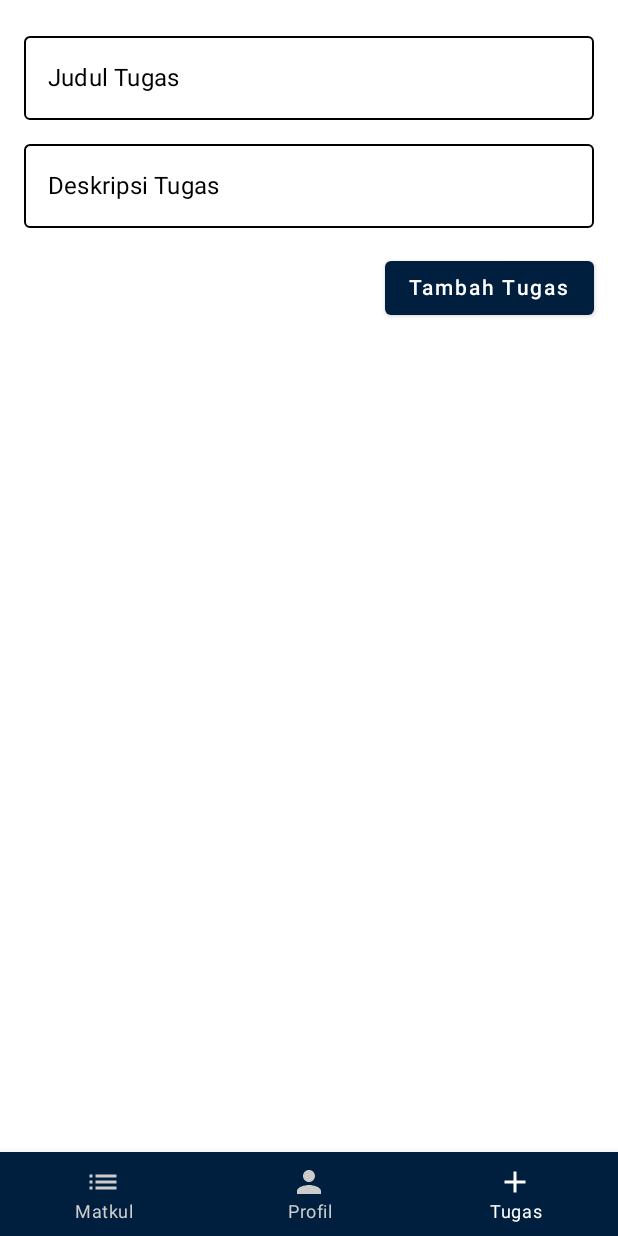
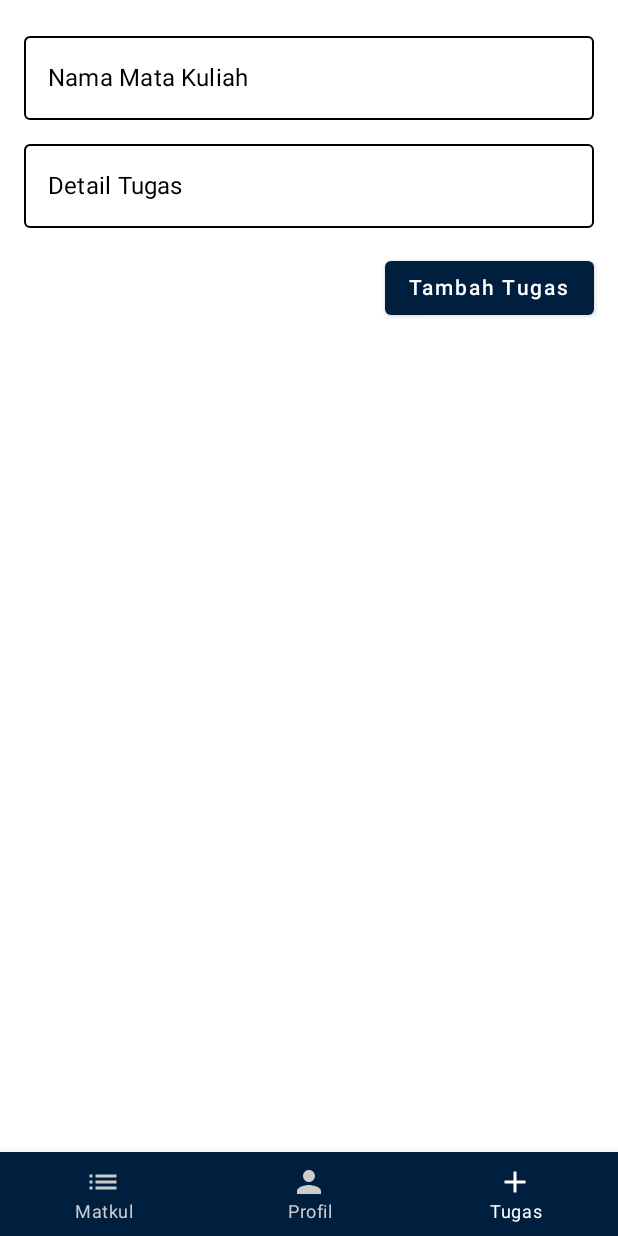
Before and after one commit to ethaliadewi6/PraktikumPAPB, an Android app built with Jetpack Compose: the ListActivity screen opened directly, with no data from a screen before it, item 3 of the bottom bar chosen, on a phone screen of 412 x 824 dp. Run offline under Robolectric (Android 15) with nearby library versions, the phone set to English and light mode, and no system bars; our stand-ins replace Firebase (no records; nobody signed in at launch, a user with empty details on screens opened directly), Room's generated code, livedata-compose; pictures from the network do not load.

Commit message:
Merge branch 'main' of https://github.com/ethaliadewi6/PraktikumPAPB
# Conflicts:
#	app/src/main/java/com/tifd/tugasm3/GitHubApiService.kt
#	app/src/main/java/com/tifd/tugasm3/ListActivity.kt
#	gradle/libs.versions.toml

```diff
--- /dev/null
+++ b/app/src/main/java/com/tifd/tugasm3/local/TugasDAO.kt
@@ -0,0 +1,21 @@
+package com.tifd.tugasm3.local
+
+import androidx.lifecycle.LiveData
+import androidx.room.Dao
+import androidx.room.Insert
+import androidx.room.Query
+import androidx.room.OnConflictStrategy
+
+@Dao
+interface TugasDAO {
+
+    @Query("SELECT * FROM tugas")
+    fun getAllTugas(): LiveData<List<Tugas>>
+
+    @Insert(onConflict = OnConflictStrategy.IGNORE)
+    fun insertTugas(tugas: Tugas)
+
+    @Query("UPDATE tugas SET selesai = :selesai WHERE id = :id")
+    fun updateStatus(id: Int, selesai: Boolean)
+
+}
--- /dev/null
+++ b/app/src/main/java/com/tifd/tugasm3/local/TugasDB.kt
@@ -0,0 +1,29 @@
+package com.tifd.tugasm3.local
+
+import android.content.Context
+import androidx.room.Database
+import androidx.room.Room
+import androidx.room.RoomDatabase
+
+@Database(entities = [Tugas::class], version = 1, exportSchema = false)
+abstract class TugasDB : RoomDatabase() {
+    abstract fun tugasDao(): TugasDAO
+
+    companion object {
+        @Volatile
+        private var INSTANCE: TugasDB? = null
+
+        @JvmStatic
+        fun getDatabase(context: Context): TugasDB {
+            if (INSTANCE == null) {
+                synchronized(TugasDB::class.java) {
+                    INSTANCE = Room.databaseBuilder(
+                        context.applicationContext,
+                        TugasDB::class.java, "tugas_database"
+                    ).build()
+                }
+            }
+            return INSTANCE as TugasDB
+        }
+    }
+}
--- /dev/null
+++ b/app/src/main/java/com/tifd/tugasm3/local/TugasRepository.kt
@@ -0,0 +1,22 @@
+package com.tifd.tugasm3.local
+
+import android.app.Application
+import androidx.lifecycle.LiveData
+import java.util.concurrent.ExecutorService
+import java.util.concurrent.Executors
+
+class TugasRepository(application: Application) {
+    private val mTugasDAO : TugasDAO
+    private val executorService: ExecutorService = Executors.newSingleThreadExecutor()
+    init {
+        val db = TugasDB.getDatabase(application)
+        mTugasDAO = db.tugasDao()
+    }
+    fun getAllTugas(): LiveData<List<Tugas>> = mTugasDAO.getAllTugas()
+    fun insert(tugas: Tugas) {
+        executorService.execute { mTugasDAO.insertTugas(tugas) }
+    }
+    fun updateStatus(id: Int, selesai: Boolean) {
+        executorService.execute { mTugasDAO.updateStatus(id, selesai) }
+    }
+}
--- /dev/null
+++ b/app/src/main/java/com/tifd/tugasm3/local/TugasViewModel.kt
@@ -0,0 +1,25 @@
+package com.tifd.tugasm3.local
+
+import android.app.Application
+import androidx.lifecycle.AndroidViewModel
+import androidx.lifecycle.LiveData
+import androidx.lifecycle.viewModelScope
+import kotlinx.coroutines.launch
+
+class TugasViewModel(application: Application) : AndroidViewModel(application) {
+    private val tugasRepository: TugasRepository = TugasRepository(application)
+
+    val tugasList: LiveData<List<Tugas>> = tugasRepository.getAllTugas()
+
+    fun insert(tugas: Tugas) {
+        viewModelScope.launch {
+            tugasRepository.insert(tugas)
+        }
+    }
+
+    fun updateTugasStatus(id: Int, selesai: Boolean) {
+        viewModelScope.launch {
+            tugasRepository.updateStatus(id, selesai)
+        }
+    }
+}
--- a/app/src/main/java/com/tifd/tugasm3/navigation/NavigationItem.kt
+++ b/app/src/main/java/com/tifd/tugasm3/navigation/NavigationItem.kt
@@ -1,13 +1,13 @@
 package com.tifd.tugasm3.navigation
 
 import androidx.compose.material.icons.Icons
-import androidx.compose.material.icons.filled.List
+import androidx.compose.material.icons.automirrored.filled.List
 import androidx.compose.material.icons.filled.Person
 import androidx.compose.material.icons.filled.Add
 import androidx.compose.ui.graphics.vector.ImageVector
 
 sealed class NavigationItem(val route: String, val title: String, val icon: ImageVector) {
-    object JadwalKuliah : NavigationItem("jadwalKuliahScreen", "Matkul", Icons.Default.List)
+    object JadwalKuliah : NavigationItem("jadwalKuliahScreen", "Matkul", Icons.AutoMirrored.Filled.List)
     object Profile : NavigationItem("profileScreen", "Profil", Icons.Default.Person)
     object TambahJadwal : NavigationItem("tambahJadwalScreen", "Tugas", Icons.Default.Add)
 }
--- a/app/src/main/java/com/tifd/tugasm3/screen/TugasScreen.kt
+++ b/app/src/main/java/com/tifd/tugasm3/screen/TugasScreen.kt
@@ -5,19 +5,23 @@ import androidx.compose.foundation.lazy.LazyColumn
 import androidx.compose.foundation.lazy.items
 import androidx.compose.material.*
 import androidx.compose.runtime.*
+import androidx.compose.runtime.livedata.observeAsState
 import androidx.compose.ui.Alignment
 import androidx.compose.ui.Modifier
 import androidx.compose.ui.graphics.Color
 import androidx.compose.ui.text.input.TextFieldValue
 import androidx.compose.ui.unit.dp
+import androidx.lifecycle.viewmodel.compose.viewModel
+import com.tifd.tugasm3.local.Tugas
+import com.tifd.tugasm3.local.TugasViewModel
 
 class TugasScreen {
 
     @Composable
-    fun Display() {
+    fun Display(tugasViewModel: TugasViewModel = viewModel()) {
         var tugasTitle by remember { mutableStateOf(TextFieldValue("")) }
         var tugasDescription by remember { mutableStateOf(TextFieldValue("")) }
-        var daftarTugas by remember { mutableStateOf(listOf<Pair<String, String>>()) }
+        val daftarTugas: List<Tugas> by tugasViewModel.tugasList.observeAsState(initial = emptyList())
 
         Column(
             modifier = Modifier
@@ -26,44 +30,49 @@ class TugasScreen {
             horizontalAlignment = Alignment.CenterHorizontally,
             verticalArrangement = Arrangement.Top
         ) {
-            // Input fields for task title and description
+            // Input fields for course name and task details
             OutlinedTextField(
                 value = tugasTitle,
                 onValueChange = { tugasTitle = it },
-                label = { Text("Judul Tugas", color = Color.Black) },  // Label teks berwarna hitam
+                label = { Text("Nama Mata Kuliah", color = Color.Black) },
                 modifier = Modifier
                     .fillMaxWidth()
                     .padding(bottom = 8.dp),
                 colors = TextFieldDefaults.outlinedTextFieldColors(
-                    focusedBorderColor = Color.Black,  // Warna bingkai saat aktif
-                    unfocusedBorderColor = Color.Black, // Warna bingkai saat tidak aktif
-                    textColor = Color.Black,            // Warna teks saat mengetik
-                    cursorColor = Color.Black           // Warna kursor hitam
+                    focusedBorderColor = Color.Black,
+                    unfocusedBorderColor = Color.Black,
+                    textColor = Color.Black,
+                    cursorColor = Color.Black
                 )
             )
 
             OutlinedTextField(
                 value = tugasDescription,
                 onValueChange = { tugasDescription = it },
-                label = { Text("Deskripsi Tugas", color = Color.Black) },  // Label teks berwarna hitam
+                label = { Text("Detail Tugas", color = Color.Black) },
                 modifier = Modifier
                     .fillMaxWidth()
                     .padding(bottom = 8.dp),
                 colors = TextFieldDefaults.outlinedTextFieldColors(
-                    focusedBorderColor = Color.Black,  // Warna bingkai saat aktif
-                    unfocusedBorderColor = Color.Black, // Warna bingkai saat tidak aktif
-                    textColor = Color.Black,            // Warna teks saat mengetik
-                    cursorColor = Color.Black           // Warna kursor hitam
+                    focusedBorderColor = Color.Black,
+                    unfocusedBorderColor = Color.Black,
+                    textColor = Color.Black,
+                    cursorColor = Color.Black
                 )
             )
 
             // Button to add task
             Button(
                 onClick = {
-                    // Add task to the list if title and description are not empty
-                    if (tugasTitle.
-                        text.isNotBlank() && tugasDescription.text.isNotBlank()) {
-                        daftarTugas = daftarTugas + (tugasTitle.text to tugasDescription.text)
+                    if (tugasTitle.text.isNotBlank() && tugasDescription.text.isNotBlank()) {
+                        // Save task to database
+                        tugasViewModel.insert(
+                            Tugas(
+                                matkul = tugasTitle.text,
+                                detailTugas = tugasDescription.text,
+                                selesai = false
+                            )
+                        )
                         // Clear the text fields
                         tugasTitle = TextFieldValue("")
                         tugasDescription = TextFieldValue("")
@@ -73,13 +82,13 @@ class TugasScreen {
                     .align(Alignment.End)
                     .padding(vertical = 8.dp),
                 colors = ButtonDefaults.buttonColors(
-                    backgroundColor = Color(0xFF001F3F)  // Biru dongker sebagai background
+                    backgroundColor = Color(0xFF001F3F)
                 )
             ) {
-                Text("Tambah Tugas", color = Color.White)  // Warna teks putih agar kontras
+                Text("Tambah Tugas", color = Color.White)
             }
 
-            // Display the list of tasks
+            // Display the list of tasks with scrollable view
             if (daftarTugas.isNotEmpty()) {
                 Text(
                     text = "Daftar Tugas:",
@@ -87,22 +96,54 @@ class TugasScreen {
                     modifier = Modifier.padding(vertical = 8.dp)
                 )
 
-                LazyColumn(modifier = Modifier.fillMaxWidth()) {
-                    items(daftarTugas) { (title, description) ->
-                        Card(
-                            modifier = Modifier
-                                .fillMaxWidth()
-                                .padding(vertical = 4.dp),
-                            elevation = 4.dp
-                        ) {
-                            Column(modifier = Modifier.padding(16.dp)) {
-                                Text(text = "Judul: $title", style = MaterialTheme.typography.subtitle1)
-                                Text(text = "Deskripsi: $description", style = MaterialTheme.typography.body2)
-                            }
-                        }
+                LazyColumn(
+                    modifier = Modifier
+                        .fillMaxWidth()
+                        .padding(vertical = 8.dp)
+                ) {
+                    items(daftarTugas) { tugas ->
+                        TugasItem(tugas = tugas, onTugasCompleted = {
+                            tugasViewModel.updateTugasStatus(tugas.id, !tugas.selesai)
+                        })
                     }
                 }
             }
         }
     }
 }
+
+@Composable
+fun TugasItem(tugas: Tugas, onTugasCompleted: (Boolean) -> Unit) {
+    Card(
+        modifier = Modifier
+            .fillMaxWidth()
+            .padding(vertical = 4.dp),
+        elevation = 4.dp
+    ) {
+        Row(
+            modifier = Modifier
+                .padding(16.dp)
+                .fillMaxWidth(),
+            verticalAlignment = Alignment.CenterVertically
+        ) {
+            Column(modifier = Modifier.weight(1f)) {
+                Text(text = "Nama Mata Kuliah: ${tugas.matkul}", style = MaterialTheme.typography.subtitle1)
+                Text(text = "Detail Tugas: ${tugas.detailTugas}", style = MaterialTheme.typography.body2)
+            }
+
+            // Button to mark as completed or not with blue text for completed
+            Button(
+                onClick = { onTugasCompleted(!tugas.selesai) },
+                colors = ButtonDefaults.buttonColors(
+                    backgroundColor = Color.Transparent // Button with transparent background
+                ),
+                elevation = ButtonDefaults.elevation(0.dp) // Remove button elevation
+            ) {
+                Text(
+                    text = if (tugas.selesai) "✔️" else "Selesai",
+                    color = if (tugas.selesai) Color(0xFF001F3F) else Color.Black
+                )
+            }
+        }
+    }
+}
--- a/build.gradle.kts
+++ b/build.gradle.kts
@@ -2,5 +2,6 @@
 plugins {
     alias(libs.plugins.android.application) apply false
     alias(libs.plugins.kotlin.android) apply false
-    id("com.google.gms.google-services") version "4.3.15" apply false
+    id("com.google.devtools.ksp") version "1.9.10-1.0.13" apply false
+    id("com.google.gms.google-services") version "4.3.14" apply false
 }
```
Also changed, not shown: app/build.gradle.kts (+38 -25 lines), app/src/main/java/com/tifd/tugasm3/local/Tugas.kt (added, +21 -0 lines), gradle/libs.versions.toml (+9 -0 lines).
